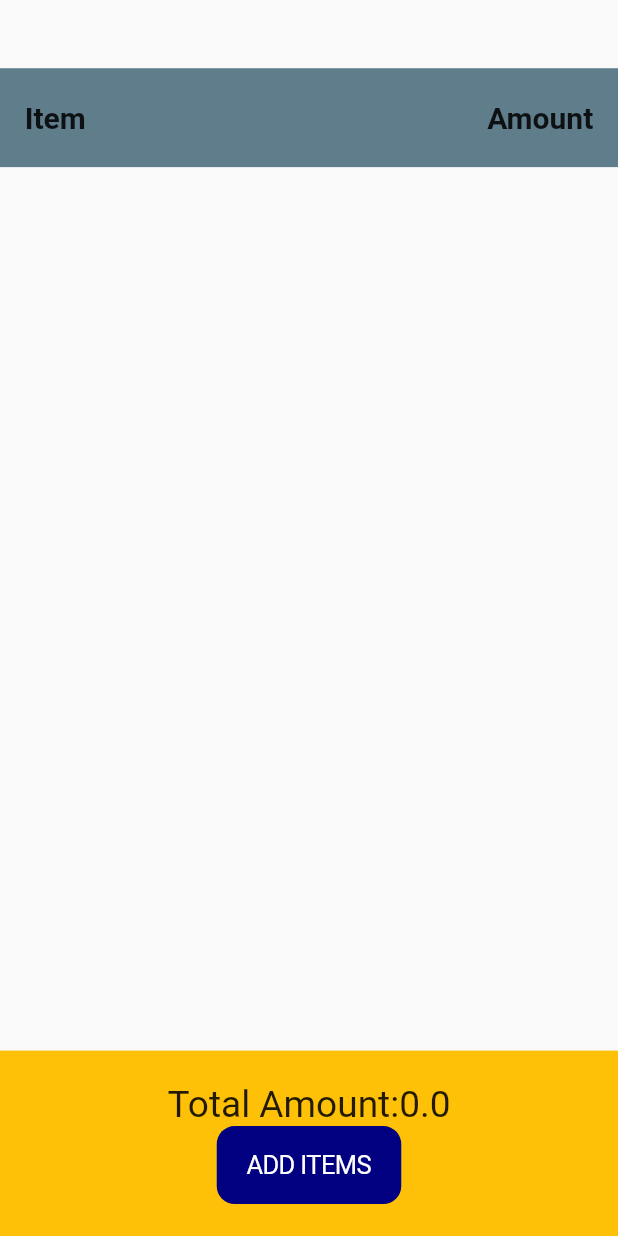
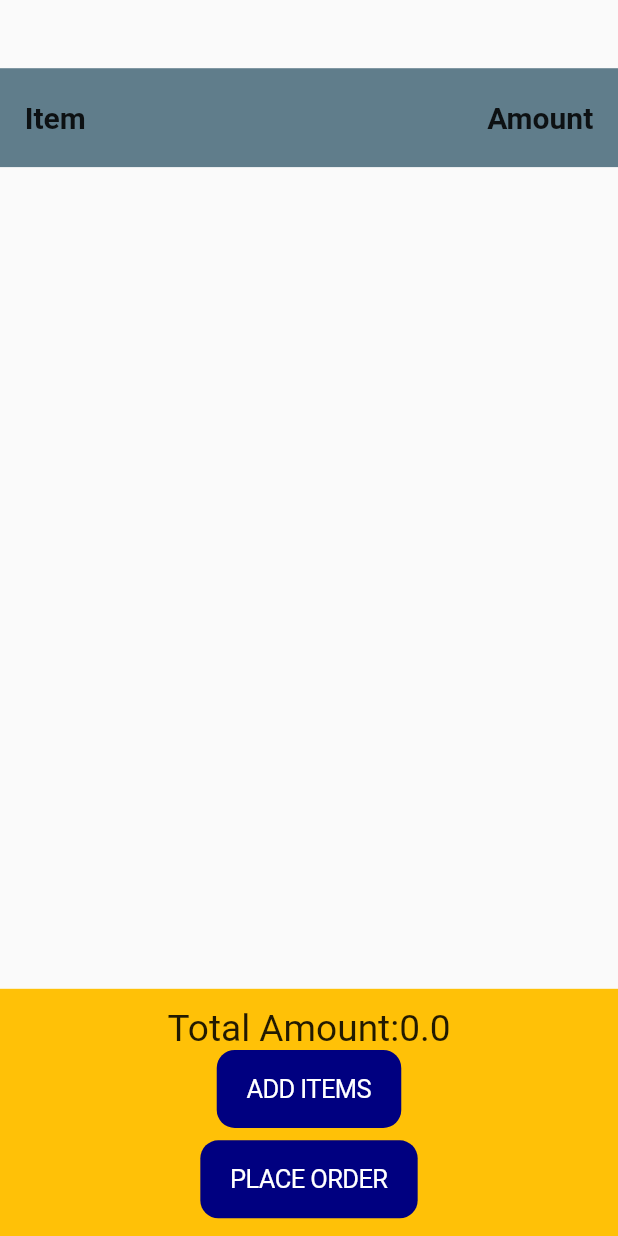
Before and after one commit to abdhanan72/spacc_office, a Flutter app: the OrderEntry screen opened directly with empty values, on a phone screen of 412 x 824 dp. Run offline on Flutter 3.47's test engine with Material 2 defaults, Android fonts, the phone set to English and light mode, and no system bars; our stand-ins replace internet_connection_checker, lottie, shared_preferences; missing offline and left inert: open_settings; accounts and stored records are empty.

Commit message:
total amount ready

```diff
--- a/lib/Order/order.dart
+++ b/lib/Order/order.dart
@@ -150,7 +150,7 @@ class _OrderEntryState extends State<OrderEntry> {
               ),
             ),
             SizedBox(
-              height: mediaquery.height * 0.15,
+              height: mediaquery.height * 0.2,
               width: mediaquery.width,
               child: DecoratedBox(
                 decoration: const BoxDecoration(color: Colors.amber),
@@ -169,6 +169,13 @@ class _OrderEntryState extends State<OrderEntry> {
                             builder: (BuildContext context) {
                               return box();
                             });
+                      },
+                    ),
+                    SizedBox(height: mediaquery.height*0.01,),
+                    CupertinoButton.filled(
+                      child: const Text('PLACE ORDER'),
+                      onPressed: () {
+
                       },
                     )
                   ],
```
